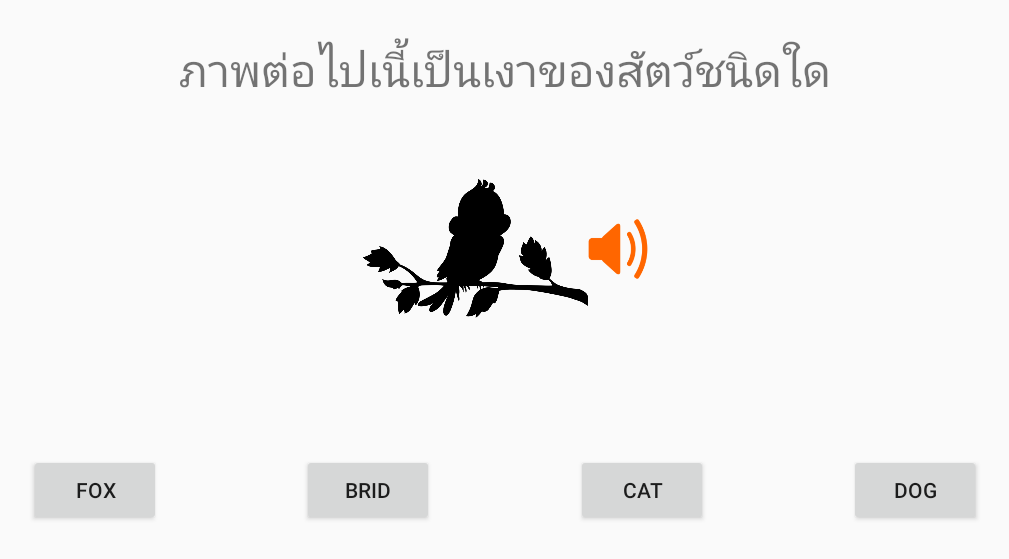
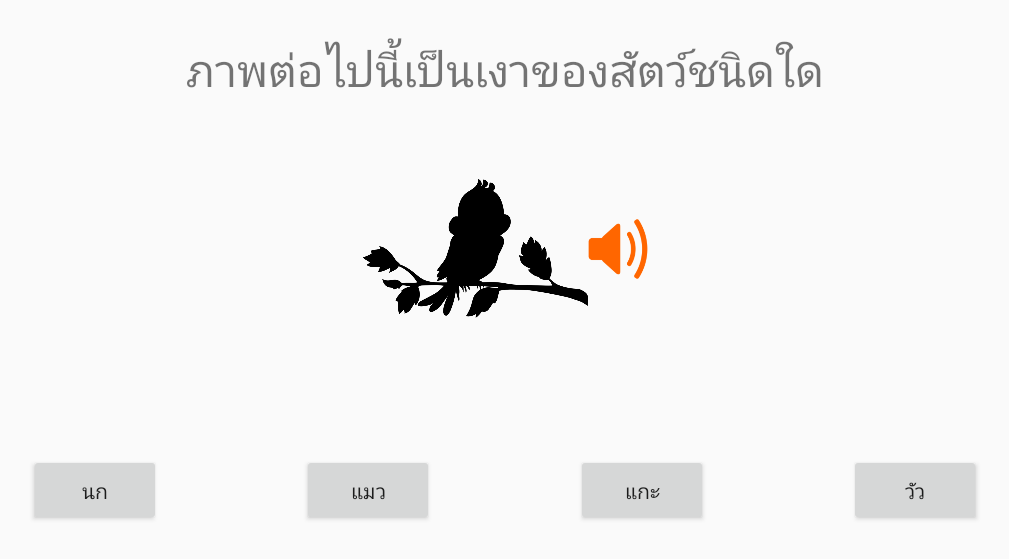
Before and after one commit to gundum0204/AnimalForFun, an Android app: the screen it shows after launch (Game), on a phone screen of 824 x 412 dp (held sideways). Shown: the top 559 px of the screen, without its empty margins (113-1122 px from the left). Run offline under Robolectric (Android 15) with nearby library versions, the phone set to English and light mode, and no system bars.

Commit message:
SetQuestion()complete

```diff
--- a/app/src/main/java/com/example/animalforfun/Game.java
+++ b/app/src/main/java/com/example/animalforfun/Game.java
@@ -2,13 +2,74 @@ package com.example.animalforfun;
 
 import androidx.appcompat.app.AppCompatActivity;
 
+import android.media.MediaPlayer;
 import android.os.Bundle;
+import android.widget.Button;
+import android.widget.ImageButton;
+import android.widget.ImageView;
+
+import java.util.ArrayList;
+import java.util.Collections;
 
 public class Game extends AppCompatActivity {
+
+
+    //ประกาศตัวแปร
+    ImageView questiImageView;
+    ImageButton volumeImageButton;
+    Button btn1,btn2,btn3,btn4;
+    int questionCount = 1;
+    //สุ่มข้อ
+    ArrayList<Integer> qID = new ArrayList<Integer>();
+    String answer;
+    MediaPlayer mediaPlayer;
+
+
+
 
     @Override
     protected void onCreate(Bundle savedInstanceState) {
         super.onCreate(savedInstanceState);
         setContentView(R.layout.activity_game);
-    }
-}
+
+        //ผูกตัวแปร Java กับ XML
+        questiImageView = findViewById(R.id.imvQ);
+        volumeImageButton = findViewById(R.id.imbVolume);
+        btn1 = findViewById(R.id.btn1);
+        btn2 = findViewById(R.id.btn2);
+        btn3 = findViewById(R.id.btn3);
+        btn4 = findViewById(R.id.btn4);
+
+        for (int i = 1; i <= questionCount; i++) {
+            qID.add(i);
+        }
+        Collections.shuffle(qID);
+        setQuestion(qID.remove(0));
+
+
+
+
+    }//end onCreate
+    //หน้าที่สร้างคำถาม
+    private void setQuestion(Integer qID) {
+        if (qID == 1) {
+            answer = "นก";
+            questiImageView.setImageResource(R.drawable.bird);
+            mediaPlayer = MediaPlayer.create(this, R.raw.bird);
+            //สุ่มคำตอบ
+            ArrayList<String> choice = new ArrayList<String>();
+            choice.add("นก");
+            choice.add("แมว");
+            choice.add("วัว");
+            choice.add("แกะ");
+            Collections.shuffle(choice);
+            btn1.setText(choice.remove(0));
+            btn2.setText(choice.remove(0));
+            btn3.setText(choice.remove(0));
+            btn4.setText(choice.remove(0));
+        }
+
+
+
+    }//end setQuestion
+}//end class
--- a/app/src/main/res/layout/activity_game.xml
+++ b/app/src/main/res/layout/activity_game.xml
@@ -46,7 +46,7 @@
         android:id="@+id/btn1"
         android:layout_width="wrap_content"
         android:layout_height="wrap_content"
-        android:text="fox"
+        android:text="button"
         app:layout_constraintBottom_toBottomOf="parent"
         app:layout_constraintEnd_toStartOf="@+id/btn2"
         app:layout_constraintHorizontal_bias="0.5"
@@ -57,7 +57,7 @@
         android:id="@+id/btn2"
         android:layout_width="wrap_content"
         android:layout_height="wrap_content"
-        android:text="brid"
+        android:text="button"
         app:layout_constraintBaseline_toBaselineOf="@+id/btn1"
         app:layout_constraintEnd_toStartOf="@+id/btn3"
         app:layout_constraintHorizontal_bias="0.5"
@@ -67,7 +67,7 @@
         android:id="@+id/btn3"
         android:layout_width="wrap_content"
         android:layout_height="wrap_content"
-        android:text="cat"
+        android:text="button"
         app:layout_constraintBaseline_toBaselineOf="@+id/btn2"
         app:layout_constraintEnd_toStartOf="@+id/btn4"
         app:layout_constraintHorizontal_bias="0.5"
@@ -77,7 +77,7 @@
         android:id="@+id/btn4"
         android:layout_width="wrap_content"
         android:layout_height="wrap_content"
-        android:text="dog"
+        android:text="button"
         app:layout_constraintBaseline_toBaselineOf="@+id/btn3"
         app:layout_constraintEnd_toEndOf="parent"
         app:layout_constraintHorizontal_bias="0.5"
--- a/app/src/main/res/values/strings.xml
+++ b/app/src/main/res/values/strings.xml
@@ -1,4 +1,4 @@
 <resources>
     <string name="app_name">AnimalForFun</string>
-    <string name="question">ภาพต่อไปเนี้เป็นเงาของสัตว์ชนิดใด</string>
+    <string name="question">ภาพต่อไปนี้เป็นเงาของสัตว์ชนิดใด</string>
 </resources>
```
Also changed, not shown: 10 other files.
